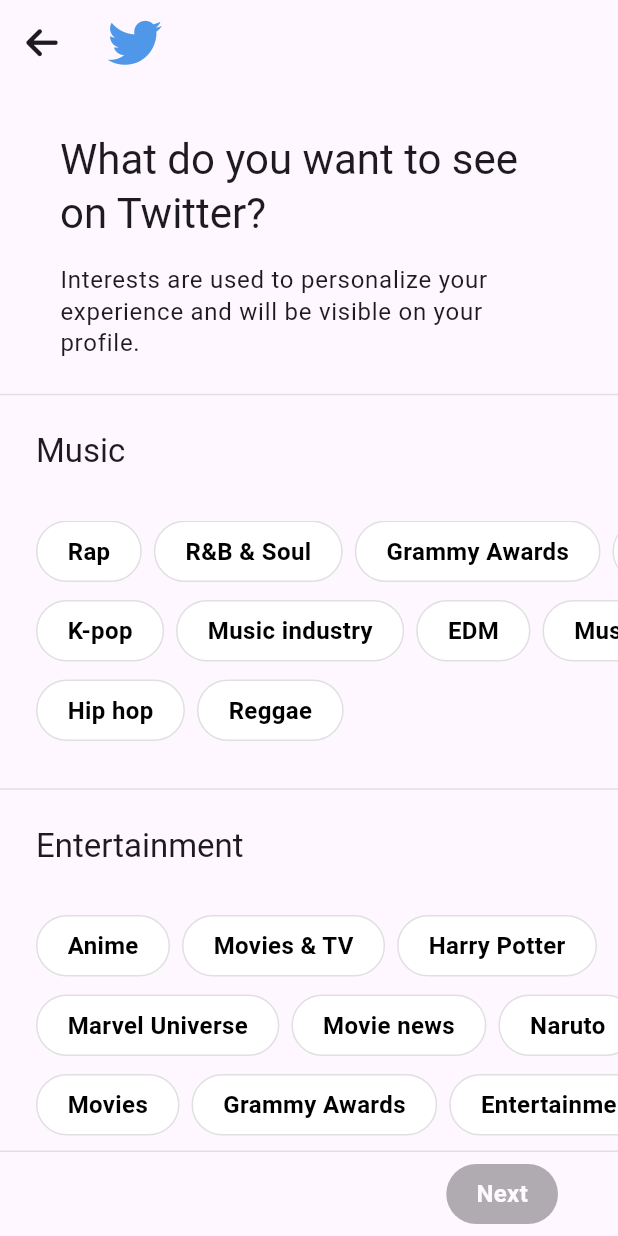
After one commit to cskime/nomadcoders_flutter_challenge, a Flutter app: the InterestDetailScreen screen opened directly, on a phone screen of 412 x 824 dp. The commit adds this screen. Run offline on Flutter 3.47's test engine with Material 3 defaults, Android fonts, the light colour scheme and no system bars; our stand-ins replace flutter_svg, font_awesome_flutter; network calls fail.

Commit message:
tiktok-onboarding: interest screen 2

```diff
--- /dev/null
+++ b/lib/tiktok_clone_challenge/twitter_onboarding/features/interests/interest_detail_screen.dart
@@ -0,0 +1,187 @@
+import 'package:flutter/material.dart';
+import 'package:font_awesome_flutter/font_awesome_flutter.dart';
+import 'package:nomadcoders_flutter_challenge/tiktok_clone_challenge/twitter_onboarding/constants/palette.dart';
+import 'package:nomadcoders_flutter_challenge/tiktok_clone_challenge/twitter_onboarding/features/common/widgets/button/button.dart';
+import 'package:nomadcoders_flutter_challenge/tiktok_clone_challenge/twitter_onboarding/features/common/widgets/button/button_size.dart';
+import 'package:nomadcoders_flutter_challenge/tiktok_clone_challenge/twitter_onboarding/features/common/widgets/button/button_type.dart';
+import 'package:nomadcoders_flutter_challenge/tiktok_clone_challenge/twitter_onboarding/features/interests/models/interest.dart';
+import 'package:nomadcoders_flutter_challenge/tiktok_clone_challenge/twitter_onboarding/features/interests/widgets/interest_detail_item.dart';
+
+class InterestDetailScreen extends StatefulWidget {
+  const InterestDetailScreen({super.key});
+
+  @override
+  State<InterestDetailScreen> createState() => _InterestScreenState();
+}
+
+class _InterestScreenState extends State<InterestDetailScreen> {
+  final _selectedMusics = <String>{};
+  final _selectedEntertainments = <String>{};
+
+  void _onBackButtonPressed() {
+    Navigator.of(context).pop();
+  }
+
+  void _onSelected(String interest, Set<String> selected) {
+    setState(() {
+      if (selected.contains(interest)) {
+        selected.remove(interest);
+      } else {
+        selected.add(interest);
+      }
+    });
+  }
+
+  bool get _nextEnabled =>
+      _selectedMusics.length >= 3 && _selectedEntertainments.length >= 3;
+
+  @override
+  Widget build(BuildContext context) {
+    return Scaffold(
+      body: SafeArea(
+        child: CustomScrollView(
+          slivers: [
+            SliverAppBar(
+              title: const FaIcon(
+                FontAwesomeIcons.twitter,
+                color: Palette.primary,
+                size: 36,
+              ),
+              leading: IconButton(
+                icon: const FaIcon(FontAwesomeIcons.arrowLeft),
+                onPressed: _onBackButtonPressed,
+              ),
+            ),
+            SliverToBoxAdapter(
+              child: Column(
+                children: [
+                  Padding(
+                    padding: const EdgeInsets.only(
+                        top: 32, left: 40, right: 40, bottom: 16),
+                    child: Column(
+                      children: [
+                        Text(
+                          'What do you want to see on Twitter?',
+                          style: Theme.of(context).textTheme.headlineMedium,
+                        ),
+                        const SizedBox(height: 16),
+                        Text(
+                          'Interests are used to personalize your experience and will be visible on your profile.',
+                          style: Theme.of(context)
+                              .textTheme
+                              .bodyLarge
+                              ?.copyWith(height: 1.3),
+                        ),
+                      ],
+                    ),
+                  ),
+                  Divider(color: Colors.grey.shade300),
+                  Column(
+                    crossAxisAlignment: CrossAxisAlignment.start,
+                    children: [
+                      const SizedBox(height: 16),
+                      Padding(
+                        padding: const EdgeInsets.symmetric(horizontal: 24),
+                        child: Text(
+                          'Music',
+                          style: Theme.of(context).textTheme.titleLarge,
+                        ),
+                      ),
+                      const SizedBox(height: 32),
+                      SingleChildScrollView(
+                        scrollDirection: Axis.horizontal,
+                        padding: const EdgeInsets.symmetric(horizontal: 24),
+                        child: ConstrainedBox(
+                          constraints: const BoxConstraints(maxWidth: 500),
+                          child: Wrap(
+                            spacing: 8,
+                            runSpacing: 12,
+                            children: dummyMusicInterests
+                                .map(
+                                  (interest) => InterestDetailItem(
+                                    interest: interest,
+                                    selected:
+                                        _selectedMusics.contains(interest),
+                                    onSelected: (interest) => _onSelected(
+                                      interest,
+                                      _selectedMusics,
+                                    ),
+                                  ),
+                                )
+                                .toList(),
+                          ),
+                        ),
+                      ),
+                      const SizedBox(height: 24),
+                    ],
+                  ),
+                  Divider(color: Colors.grey.shade300),
+                  Column(
+                    crossAxisAlignment: CrossAxisAlignment.start,
+                    children: [
+                      const SizedBox(height: 16),
+                      Padding(
+                        padding: const EdgeInsets.symmetric(horizontal: 24),
+                        child: Text(
+                          'Entertainment',
+                          style: Theme.of(context).textTheme.titleLarge,
+                        ),
+                      ),
+                      const SizedBox(height: 32),
+                      SingleChildScrollView(
+                        scrollDirection: Axis.horizontal,
+                        padding: const EdgeInsets.symmetric(horizontal: 24),
+                        child: ConstrainedBox(
+                          constraints: const BoxConstraints(maxWidth: 500),
+                          child: Wrap(
+                            spacing: 8,
+                            runSpacing: 12,
+                            children: dummyEntertainmentInterets
+                                .map(
+                                  (interest) => InterestDetailItem(
+                                    interest: interest,
+                                    selected: _selectedEntertainments
+                                        .contains(interest),
+                                    onSelected: (interest) => _onSelected(
+                                      interest,
+                                      _selectedEntertainments,
+                                    ),
+                                  ),
+                                )
+                                .toList(),
+                          ),
+                        ),
+                      ),
+                      const SizedBox(height: 24),
+                    ],
+                  ),
+                ],
+              ),
+            ),
+          ],
+        ),
+      ),
+      bottomNavigationBar: SafeArea(
+        child: Container(
+          padding: const EdgeInsets.symmetric(horizontal: 40, vertical: 8),
+          decoration: BoxDecoration(
+            border: Border(
+              top: BorderSide(color: Colors.grey.shade300),
+            ),
+          ),
+          child: Row(
+            mainAxisAlignment: MainAxisAlignment.end,
+            children: [
+              Button(
+                title: 'Next',
+                type: ButtonType.secondary,
+                size: ButtonSize.small,
+                enabled: _nextEnabled,
+              )
+            ],
+          ),
+        ),
+      ),
+    );
+  }
+}
--- a/lib/tiktok_clone_challenge/twitter_onboarding/features/interests/models/interest.dart
+++ b/lib/tiktok_clone_challenge/twitter_onboarding/features/interests/models/interest.dart
@@ -1,25 +1,47 @@
-enum Interest {
-  fashionBeauty,
-  outdoors,
-  artCulture,
-  animationComics,
-  businessFinance,
-  food,
-  travel,
-  entertainment,
-  music,
-  gaming;
+final dummyInterests = [
+  'Fashion & beauty',
+  'Outdoors',
+  'Arts & culture',
+  'Animation & comics',
+  'Business & finance',
+  'Food',
+  'Travel',
+  'Entertainment',
+  'Music',
+  'Gaming',
+  'Fashion & beauty 2',
+  'Outdoors 2',
+  'Arts & culture 2',
+  'Animation & comics 2',
+  'Business & finance 2',
+  'Food 2',
+  'Travel 2',
+  'Entertainment 2',
+  'Music 2',
+  'Gaming 2',
+];
 
-  String get title => switch (this) {
-        Interest.fashionBeauty => 'Fashion & beauty',
-        Interest.outdoors => 'Outdoors',
-        Interest.artCulture => 'Arts & culture',
-        Interest.animationComics => 'Animation & comics',
-        Interest.businessFinance => 'Business & finance',
-        Interest.food => 'Food',
-        Interest.travel => 'Travel',
-        Interest.entertainment => 'Entertainment',
-        Interest.music => 'Music',
-        Interest.gaming => 'Gaming',
-      };
-}
+final dummyMusicInterests = [
+  'Rap',
+  'R&B & Soul',
+  'Grammy Awards',
+  'Pop',
+  'K-pop',
+  'Music industry',
+  'EDM',
+  'Music news',
+  'Hip hop',
+  'Reggae',
+];
+
+final dummyEntertainmentInterets = [
+  'Anime',
+  'Movies & TV',
+  'Harry Potter',
+  'Marvel Universe',
+  'Movie news',
+  'Naruto',
+  'Movies',
+  'Grammy Awards',
+  'Entertainment',
+];
--- /dev/null
+++ b/lib/tiktok_clone_challenge/twitter_onboarding/features/interests/widgets/interest_detail_item.dart
@@ -0,0 +1,47 @@
+import 'package:flutter/material.dart';
+import 'package:nomadcoders_flutter_challenge/tiktok_clone_challenge/twitter_onboarding/constants/palette.dart';
+
+class InterestDetailItem extends StatelessWidget {
+  const InterestDetailItem({
+    super.key,
+    required this.interest,
+    required this.selected,
+    required this.onSelected,
+  });
+
+  final String interest;
+  final bool selected;
+  final void Function(String interest) onSelected;
+
+  void _onTap() {
+    onSelected(interest);
+  }
+
+  @override
+  Widget build(BuildContext context) {
+    return GestureDetector(
+      onTap: _onTap,
+      behavior: HitTestBehavior.opaque,
+      child: Container(
+        decoration: BoxDecoration(
+          color: selected ? Palette.primary : Colors.white,
+          border: Border.all(
+              color: selected ? Palette.primary : Colors.grey.shade300),
+          borderRadius: BorderRadius.circular(30),
+        ),
+        padding: const EdgeInsets.symmetric(
+          horizontal: 20,
+          vertical: 8,
+        ),
+        child: Text(
+          interest,
+          style: TextStyle(
+            color: selected ? Colors.white : Colors.black,
+            fontSize: 16,
+            fontWeight: FontWeight.w700,
+          ),
+        ),
+      ),
+    );
+  }
+}
```
Also changed, not shown: lib/tiktok_clone_challenge/twitter_onboarding/features/interests/interest_screen.dart (+12 -4 lines), lib/tiktok_clone_challenge/twitter_onboarding/features/interests/widgets/interest_item.dart (+3 -4 lines), lib/tiktok_clone_challenge/twitter_onboarding/main.dart (+12 -2 lines).
